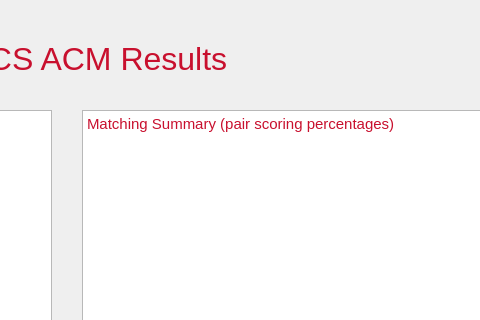
Before: the Qt Designer form cuACS/viewmatches.ui in cameronhawtin/Animal-Farm-cuACS, drawn with Qt 5; both pictures show x 448 to 928 and y 0 to 320 of the 1030 by 750 pixel window.
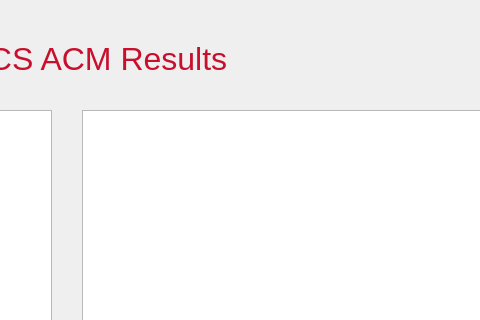
After: the same form once the commit is applied.

Commit message: changed to listview summary

Diff of the .ui file:
```diff
--- a/cuACS/viewmatches.ui
+++ b/cuACS/viewmatches.ui
@@ -184,30 +184,6 @@
     </rect>
    </property>
   </widget>
-  <widget class="QLabel" name="summaryLabel">
-   <property name="geometry">
-    <rect>
-     <x>535</x>
-     <y>115</y>
-     <width>480</width>
-     <height>580</height>
-    </rect>
-   </property>
-   <property name="font">
-    <font>
-     <pointsize>11</pointsize>
-    </font>
-   </property>
-   <property name="autoFillBackground">
-    <bool>false</bool>
-   </property>
-   <property name="text">
-    <string>&lt;html&gt;&lt;head/&gt;&lt;body&gt;&lt;p&gt;&lt;span style=&quot; color:#C8102E;&quot;&gt;Matching Summary (pair scoring percentages)&lt;/span&gt;&lt;/p&gt;&lt;/body&gt;&lt;/html&gt;</string>
-   </property>
-   <property name="alignment">
-    <set>Qt::AlignLeading|Qt::AlignLeft|Qt::AlignTop</set>
-   </property>
-  </widget>
   <widget class="QLabel" name="titleLabel">
    <property name="geometry">
     <rect>
@@ -229,7 +205,7 @@
     <set>Qt::AlignCenter</set>
    </property>
   </widget>
-  <widget class="QTableView" name="tableView">
+  <widget class="QListWidget" name="summaryListWidget">
    <property name="geometry">
     <rect>
      <x>530</x>
```
Left out of the diff: 5 changed lines with no effect on the pictures. The commit also changes 4 other files.
